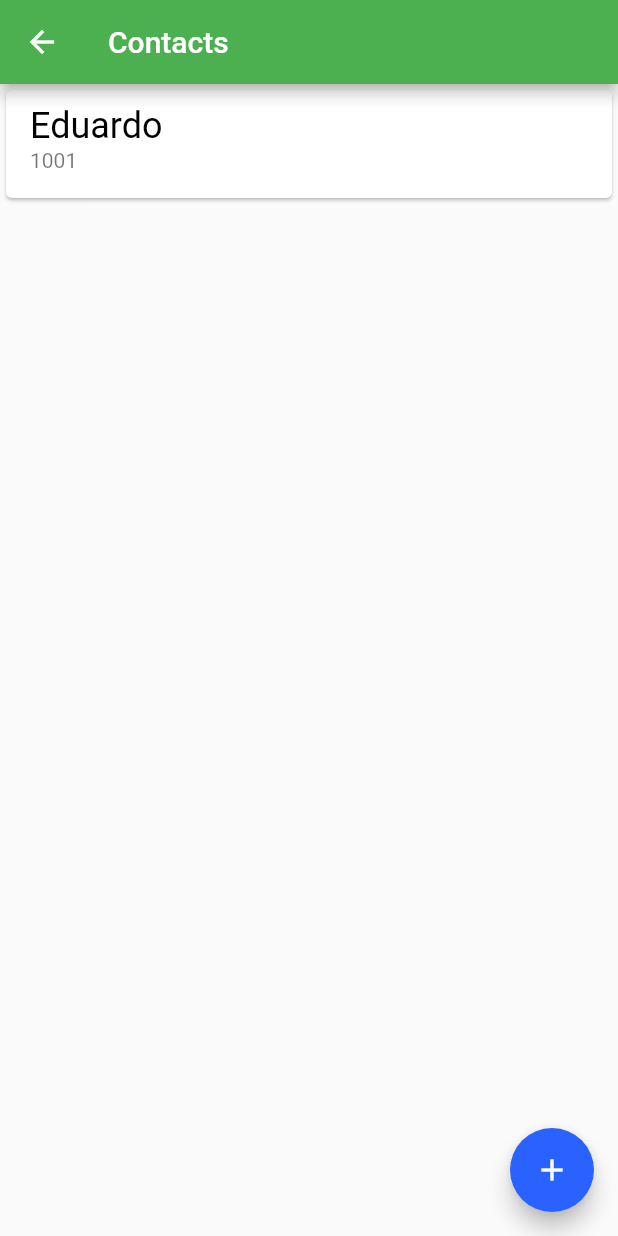
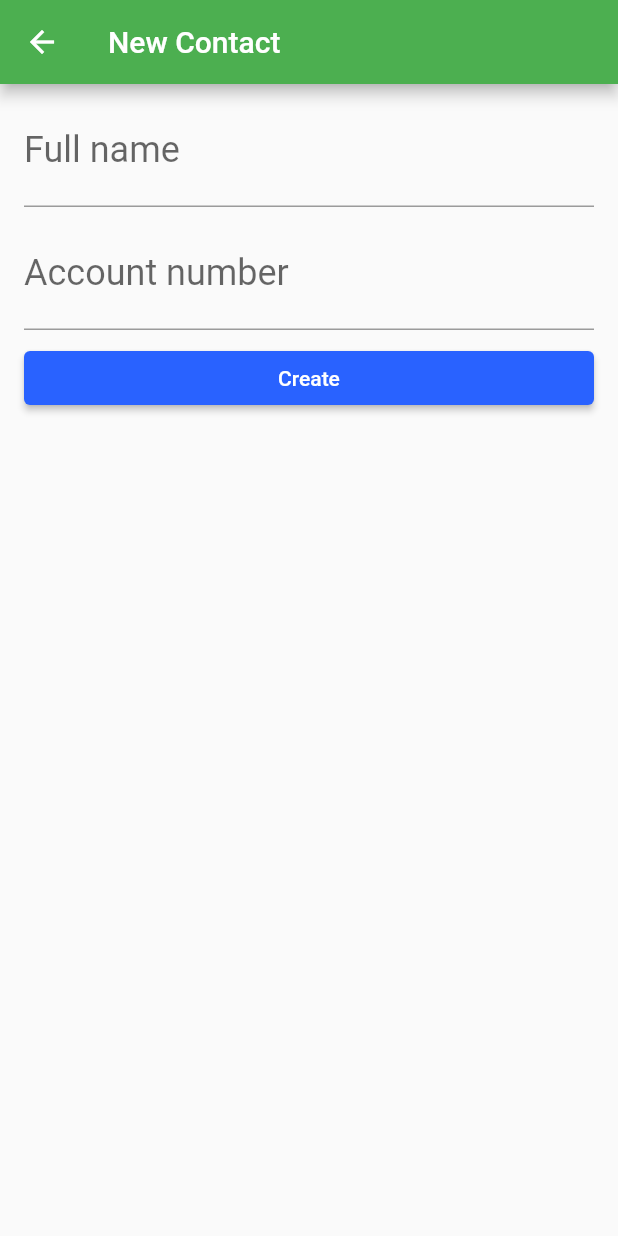
Before and after one commit to Edu-Motter/alura-bytebank, a Flutter app: the ContactsList screen opened directly, after a tap on the "add" icon, on a phone screen of 412 x 824 dp. Run offline on Flutter 3.47's test engine with Material 2 defaults, Android fonts, the phone set to English and light mode, and no system bars; our stand-ins replace sqflite; accounts and stored records are empty.

Commit message:
Finalizando segundo App

```diff
--- /dev/null
+++ b/lib/database/app_database.dart
@@ -0,0 +1,10 @@
+import 'package:bytebank/database/dao/contact_dao.dart';
+import 'package:path/path.dart';
+import 'package:sqflite/sqflite.dart';
+
+Future<Database> getDatabase() async {
+  final String path = join(await getDatabasesPath(), 'bytebank.db');
+  return openDatabase(path, onCreate: (db, _) {
+    db.execute(ContactDao.tableSql);
+  }, version: 1);
+}
--- /dev/null
+++ b/lib/database/dao/contact_dao.dart
@@ -0,0 +1,51 @@
+import 'package:sqflite/sqflite.dart';
+
+import '../../models/contact.dart';
+import '../app_database.dart';
+
+class ContactDao {
+
+  static const String tableSql = 'CREATE TABLE $_tableName ('
+      '$_id INTEGER PRIMARY KEY, '
+      '$_name TEXT, '
+      '$_accountNumber INTEGER)';
+
+  static const String _tableName = 'contacts';
+  static const String _id = 'id';
+  static const String _name = 'name';
+  static const String _accountNumber = 'account_number';
+
+
+  Future<int> save(Contact contact) async {
+    final Database db = await getDatabase();
+    Map<String, dynamic> contactMap = _toMap(contact);
+    return db.insert(_tableName, contactMap);
+  }
+
+  Map<String, dynamic> _toMap(Contact contact) {
+    final Map<String, dynamic> contactMap = {};
+    contactMap[_name] = contact.name;
+    contactMap[_accountNumber] = contact.accountNumber;
+    return contactMap;
+  }
+
+  Future<List<Contact>> findAll() async {
+    final Database db = await getDatabase();
+    final List<Map<String, dynamic>> result = await db.query(_tableName);
+    List<Contact> contacts = _toList(result);
+    return contacts;
+  }
+
+  List<Contact> _toList(List<Map<String, dynamic>> result) {
+    final List<Contact> contacts = [];
+    for (Map<String, dynamic> row in result) {
+      final Contact contact = Contact(
+        row[_id],
+        row[_name],
+        row[_accountNumber],
+      );
+      contacts.add(contact);
+    }
+    return contacts;
+  }
+}
--- a/lib/main.dart
+++ b/lib/main.dart
@@ -3,7 +3,9 @@ import 'package:flutter/material.dart';
 
 import 'screens/dashboard.dart';
 
-void main() => runApp(const BytebankApp());
+void main(){
+  runApp(const BytebankApp());
+}
 
 class BytebankApp extends StatelessWidget {
   const BytebankApp({Key? key}) : super(key: key);
--- /dev/null
+++ b/lib/models/contact.dart
@@ -0,0 +1,16 @@
+class Contact {
+  final int id;
+  final String name;
+  final int accountNumber;
+
+  Contact(
+    this.id,
+    this.name,
+    this.accountNumber,
+  );
+
+  @override
+  String toString() {
+    return 'Contact{id: $id, name: $name, accountNumber: $accountNumber}';
+  }
+}
--- /dev/null
+++ b/lib/screens/contact_form.dart
@@ -0,0 +1,71 @@
+import 'package:bytebank/database/dao/contact_dao.dart';
+import 'package:flutter/material.dart';
+
+import '../models/contact.dart';
+
+class ContactForm extends StatefulWidget {
+  const ContactForm({Key? key}) : super(key: key);
+
+  @override
+  State<ContactForm> createState() => _ContactFormState();
+}
+
+class _ContactFormState extends State<ContactForm> {
+  final TextEditingController _fullNameController = TextEditingController();
+  final TextEditingController _accountNumberController =
+      TextEditingController();
+  final ContactDao _dao = ContactDao();
+
+  @override
+  Widget build(BuildContext context) {
+    return Scaffold(
+      appBar: AppBar(
+        title: const Text('New Contact'),
+      ),
+      body: Padding(
+        padding: const EdgeInsets.symmetric(horizontal: 16.0),
+        child: Column(
+          children: [
+            Padding(
+              padding: const EdgeInsets.only(top: 8.0),
+              child: TextField(
+                controller: _fullNameController,
+                decoration: const InputDecoration(labelText: 'Full name'),
+                style: const TextStyle(fontSize: 24.0),
+              ),
+            ),
+            Padding(
+              padding: const EdgeInsets.only(top: 8.0),
+              child: TextField(
+                controller: _accountNumberController,
+                decoration: const InputDecoration(labelText: 'Account number'),
+                style: const TextStyle(fontSize: 24.0),
+                keyboardType: TextInputType.number,
+              ),
+            ),
+            Padding(
+              padding: const EdgeInsets.only(top: 8.0),
+              child: SizedBox(
+                width: double.maxFinite,
+                child: ElevatedButton(
+                  onPressed: () {
+                    final String fullName = _fullNameController.text;
+                    final int? accountNumber =
+                        int.tryParse(_accountNumberController.text);
+                    if(accountNumber != null){
+                      Contact newContact = Contact(1,fullName, accountNumber);
+                      _dao.save(newContact).then((value){
+                        Navigator.pop(context);
+                      });
+                    }
+                  },
+                  child: const Text('Create'),
+                ),
+              ),
+            )
+          ],
+        ),
+      ),
+    );
+  }
+}
--- a/lib/screens/contacts_list.dart
+++ b/lib/screens/contacts_list.dart
@@ -1,25 +1,75 @@
+import 'package:bytebank/models/contact.dart';
+import 'package:bytebank/screens/contact_form.dart';
 import 'package:flutter/material.dart';
 
-class ContactsList extends StatelessWidget {
+import '../database/dao/contact_dao.dart';
+
+class ContactsList extends StatefulWidget {
+
+  const ContactsList({Key? key}) : super(key: key);
+
+  @override
+  State<ContactsList> createState() => _ContactsListState();
+}
+
+class _ContactsListState extends State<ContactsList> {
+  List<Contact> contacts = [];
+  final ContactDao _dao = ContactDao();
+
   @override
   Widget build(BuildContext context) {
     return Scaffold(
       appBar: AppBar(title: const Text('Contacts')),
-      body: ListView(
-        children: const [
-          Card(
-            child: ListTile(
-              title: Text('Eduardo',
-                  style: TextStyle(fontSize: 24.0, color: Colors.black)),
-              subtitle: Text('1001'),
-            ),
-          )
-        ],
+      body: FutureBuilder(
+        future: _dao.findAll(),
+        builder: (context, snapshot) {
+          switch (snapshot.connectionState) {
+            case ConnectionState.waiting:
+              return const Center(child: CircularProgressIndicator());
+            case ConnectionState.done:
+              final List<Contact> contacts = snapshot.data as List<Contact>;
+              return ListView.builder(
+                itemBuilder: (context, index) {
+                  Contact? contact = contacts[index];
+                  return _ContactItem(contact);
+                },
+                itemCount: contacts.length,
+              );
+            default:
+              return const Center(child: Text('Unknown Error'));
+          }
+        },
       ),
       floatingActionButton: FloatingActionButton(
-        onPressed: () {},
+        onPressed: () {
+          Navigator.of(context).push(
+            MaterialPageRoute(
+              builder: (_) => const ContactForm(),
+            ),
+          ).then((value){setState((){});});
+        },
         child: const Icon(Icons.add),
       ),
     );
   }
 }
+
+class _ContactItem extends StatelessWidget {
+  final Contact contact;
+  const _ContactItem(this.contact);
+
+  @override
+  Widget build(BuildContext context) {
+    return Card(
+      child: ListTile(
+        title: Text(
+          contact.name,
+          style: const TextStyle(fontSize: 24.0, color: Colors.black),
+        ),
+        subtitle: Text(
+          contact.accountNumber.toString(),
+        ),
+      ),
+    );
+  }
+}
--- a/lib/screens/dashboard.dart
+++ b/lib/screens/dashboard.dart
@@ -25,12 +25,12 @@ class Dashboard extends StatelessWidget {
                 child: InkWell(
                   onTap: () {
                     Navigator.of(context).push(
-                        MaterialPageRoute(builder: (_) => ContactsList()));
+                        MaterialPageRoute(builder: (_) => const ContactsList()));
                   },
                   child: Container(
                     padding: const EdgeInsets.all(8.0),
-                    height: 120,
-                    width: 150,
+                    height: 100,
+                    width: 120,
                     child: Column(
                         crossAxisAlignment: CrossAxisAlignment.start,
                         mainAxisAlignment: MainAxisAlignment.spaceBetween,
--- a/pubspec.yaml
+++ b/pubspec.yaml
@@ -18,7 +18,7 @@ publish_to: 'none' # Remove this line if you wish to publish to pub.dev
 version: 1.0.0+1
 
 environment:
-  sdk: ">=2.16.2 <3.0.0"
+  sdk: ">=2.16.1 <3.0.0"
 
 # Dependencies specify other packages that your package needs in order to work.
 # To automatically upgrade your package dependencies to the latest versions
@@ -29,7 +29,7 @@ environment:
 dependencies:
   flutter:
     sdk: flutter
-
+  sqflite: ^2.0.2+1
 
   # The following adds the Cupertino Icons font to your application.
   # Use with the CupertinoIcons class for iOS style icons.
```
Also changed, not shown: lib/components/editor_texto.dart (deleted, +0 -33 lines), lib/models/transferencia.dart (deleted, +0 -11 lines), lib/screens/transferencia/formulario.dart (deleted, +0 -68 lines), lib/screens/transferencia/lista.dart (deleted, +0 -67 lines), pubspec.lock.
